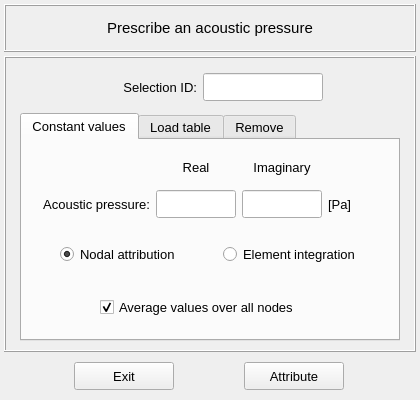
This is vibra/interface/data/ui_files/model/setup/acoustic/acoustic_pressure_input.ui in MOPT-UFSC/VIBRA as Qt 5 draws it before an edit. The edited form follows.
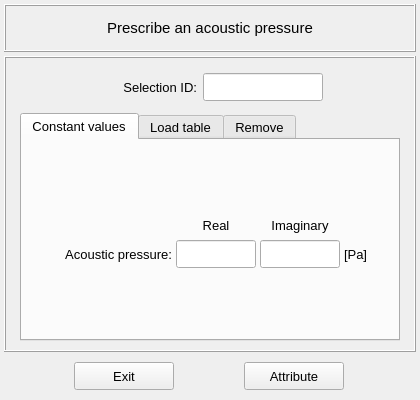
This is the edited form. Icons and pictures are not drawn.

Commit message: Removes the element integration controls in the acoustic pressure UI

```diff
--- a/vibra/interface/data/ui_files/model/setup/acoustic/acoustic_pressure_input.ui
+++ b/vibra/interface/data/ui_files/model/setup/acoustic/acoustic_pressure_input.ui
@@ -256,170 +256,13 @@
           <property name="bottomMargin">
            <number>6</number>
           </property>
-          <property name="spacing">
-           <number>2</number>
-          </property>
-          <item row="1" column="0">
-           <widget class="QFrame" name="frame_24">
-            <property name="frameShape">
-             <enum>QFrame::NoFrame</enum>
-            </property>
-            <property name="frameShadow">
-             <enum>QFrame::Raised</enum>
-            </property>
-            <layout class="QGridLayout" name="gridLayout_17">
-             <property name="leftMargin">
-              <number>0</number>
-             </property>
-             <property name="topMargin">
-              <number>0</number>
-             </property>
-             <property name="rightMargin">
-              <number>0</number>
-             </property>
-             <property name="bottomMargin">
-              <number>0</number>
-             </property>
-             <item row="0" column="0">
-              <spacer name="horizontalSpacer_10">
-               <property name="orientation">
-                <enum>Qt::Horizontal</enum>
-               </property>
-               <property name="sizeHint" stdset="0">
-                <size>
-                 <width>40</width>
-                 <height>20</height>
-                </size>
-               </property>
-              </spacer>
-             </item>
-             <item row="0" column="1">
-              <widget class="QRadioButton" name="radioButton_nodal_attribution_constant">
-               <property name="minimumSize">
-                <size>
-                 <width>0</width>
-                 <height>28</height>
-                </size>
-               </property>
-               <property name="maximumSize">
-                <size>
-                 <width>16777215</width>
-                 <height>28</height>
-                </size>
-               </property>
-               <property name="font">
-                <font>
-                 <pointsize>10</pointsize>
-                 <weight>50</weight>
-                 <bold>false</bold>
-                </font>
-               </property>
-               <property name="text">
-                <string>Nodal attribution</string>
-               </property>
-               <property name="checked">
-                <bool>true</bool>
-               </property>
-              </widget>
-             </item>
-             <item row="0" column="3">
-              <widget class="QRadioButton" name="radioButton_element_integration_constant">
-               <property name="minimumSize">
-                <size>
-                 <width>0</width>
-                 <height>28</height>
-                </size>
-               </property>
-               <property name="maximumSize">
-                <size>
-                 <width>16777215</width>
-                 <height>28</height>
-                </size>
-               </property>
-               <property name="font">
-                <font>
-                 <pointsize>10</pointsize>
-                </font>
-               </property>
-               <property name="text">
-                <string>Element integration</string>
-               </property>
-              </widget>
-             </item>
-             <item row="0" column="2">
-              <spacer name="horizontalSpacer_11">
-               <property name="orientation">
-                <enum>Qt::Horizontal</enum>
-               </property>
-               <property name="sizeHint" stdset="0">
-                <size>
-                 <width>40</width>
-                 <height>20</height>
-                </size>
-               </property>
-              </spacer>
-             </item>
-             <item row="0" column="4">
-              <spacer name="horizontalSpacer_12">
-               <property name="orientation">
-                <enum>Qt::Horizontal</enum>
-               </property>
-               <property name="sizeHint" stdset="0">
-                <size>
-                 <width>40</width>
-                 <height>20</height>
-                </size>
-               </property>
-              </spacer>
-             </item>
-            </layout>
-           </widget>
-          </item>
-          <item row="0" column="0">
-           <widget class="QFrame" name="frame_8">
-            <property name="minimumSize">
-             <size>
-              <width>340</width>
-              <height>80</height>
-             </size>
-            </property>
-            <property name="maximumSize">
-             <size>
-              <width>400</width>
-              <height>160</height>
-             </size>
-            </property>
-            <property name="font">
-             <font>
-              <pointsize>11</pointsize>
-             </font>
-            </property>
-            <property name="frameShape">
-             <enum>QFrame::NoFrame</enum>
-            </property>
-            <property name="frameShadow">
-             <enum>QFrame::Raised</enum>
-            </property>
-            <layout class="QGridLayout" name="gridLayout">
-             <property name="leftMargin">
-              <number>0</number>
-             </property>
-             <property name="topMargin">
-              <number>0</number>
-             </property>
-             <property name="rightMargin">
-              <number>0</number>
-             </property>
-             <property name="bottomMargin">
-              <number>0</number>
-             </property>
              <property name="horizontalSpacing">
-              <number>0</number>
+           <number>4</number>
              </property>
              <property name="verticalSpacing">
               <number>2</number>
              </property>
-             <item row="1" column="2">
+          <item row="2" column="3">
               <widget class="QLineEdit" name="lineEdit_imag_value">
                <property name="minimumSize">
                 <size>
@@ -450,18 +293,18 @@
                </property>
               </widget>
              </item>
-             <item row="1" column="3">
-              <widget class="QLabel" name="label_21">
+          <item row="1" column="2">
+           <widget class="QLabel" name="label_4">
                <property name="minimumSize">
                 <size>
-                 <width>60</width>
-                 <height>28</height>
+              <width>80</width>
+              <height>26</height>
                 </size>
                </property>
                <property name="maximumSize">
                 <size>
-                 <width>60</width>
-                 <height>28</height>
+              <width>80</width>
+              <height>26</height>
                 </size>
                </property>
                <property name="font">
@@ -474,14 +317,14 @@
                 </font>
                </property>
                <property name="text">
-                <string>[Pa]</string>
+             <string>Real</string>
                </property>
                <property name="alignment">
-                <set>Qt::AlignLeading|Qt::AlignLeft|Qt::AlignVCenter</set>
+             <set>Qt::AlignCenter</set>
                </property>
               </widget>
              </item>
-             <item row="1" column="0">
+          <item row="2" column="1">
               <widget class="QLabel" name="label_18">
                <property name="minimumSize">
                 <size>
@@ -512,18 +355,18 @@
                </property>
               </widget>
              </item>
-             <item row="0" column="1">
-              <widget class="QLabel" name="label_4">
+          <item row="2" column="2">
+           <widget class="QLineEdit" name="lineEdit_real_value">
                <property name="minimumSize">
                 <size>
                  <width>80</width>
-                 <height>26</height>
+              <height>28</height>
                 </size>
                </property>
                <property name="maximumSize">
                 <size>
                  <width>80</width>
-                 <height>26</height>
+              <height>28</height>
                 </size>
                </property>
                <property name="font">
@@ -535,15 +378,85 @@
                  <bold>false</bold>
                 </font>
                </property>
-               <property name="text">
-                <string>Real</string>
+            <property name="styleSheet">
+             <string notr="true"/>
                </property>
                <property name="alignment">
                 <set>Qt::AlignCenter</set>
                </property>
               </widget>
              </item>
+          <item row="2" column="4">
+           <widget class="QLabel" name="label_21">
+            <property name="minimumSize">
+             <size>
+              <width>0</width>
+              <height>28</height>
+             </size>
+            </property>
+            <property name="maximumSize">
+             <size>
+              <width>60</width>
+              <height>28</height>
+             </size>
+            </property>
+            <property name="font">
+             <font>
+              <family>MS Shell Dlg 2</family>
+              <pointsize>10</pointsize>
+              <weight>50</weight>
+              <italic>false</italic>
+              <bold>false</bold>
+             </font>
+            </property>
+            <property name="text">
+             <string>[Pa]</string>
+            </property>
+            <property name="alignment">
+             <set>Qt::AlignLeading|Qt::AlignLeft|Qt::AlignVCenter</set>
+            </property>
+           </widget>
+          </item>
              <item row="0" column="2">
+           <spacer name="verticalSpacer">
+            <property name="orientation">
+             <enum>Qt::Vertical</enum>
+            </property>
+            <property name="sizeHint" stdset="0">
+             <size>
+              <width>20</width>
+              <height>40</height>
+             </size>
+            </property>
+           </spacer>
+          </item>
+          <item row="2" column="5">
+           <spacer name="horizontalSpacer_4">
+            <property name="orientation">
+             <enum>Qt::Horizontal</enum>
+            </property>
+            <property name="sizeHint" stdset="0">
+             <size>
+              <width>40</width>
+              <height>20</height>
+             </size>
+            </property>
+           </spacer>
+          </item>
+          <item row="2" column="0">
+           <spacer name="horizontalSpacer_3">
+            <property name="orientation">
+             <enum>Qt::Horizontal</enum>
+            </property>
+            <property name="sizeHint" stdset="0">
+             <size>
+              <width>40</width>
+              <height>20</height>
+             </size>
+            </property>
+           </spacer>
+          </item>
+          <item row="1" column="3">
               <widget class="QLabel" name="label_20">
                <property name="minimumSize">
                 <size>
@@ -574,93 +487,18 @@
                </property>
               </widget>
              </item>
-             <item row="1" column="1">
-              <widget class="QLineEdit" name="lineEdit_real_value">
-               <property name="minimumSize">
-                <size>
-                 <width>80</width>
-                 <height>28</height>
-                </size>
-               </property>
-               <property name="maximumSize">
+          <item row="3" column="2">
+           <spacer name="verticalSpacer_2">
+            <property name="orientation">
+             <enum>Qt::Vertical</enum>
+            </property>
+            <property name="sizeHint" stdset="0">
                 <size>
-                 <width>80</width>
-                 <height>28</height>
-                </size>
-               </property>
-               <property name="font">
-                <font>
-                 <family>MS Shell Dlg 2</family>
-                 <pointsize>10</pointsize>
-                 <weight>50</weight>
-                 <italic>false</italic>
-                 <bold>false</bold>
-                </font>
-               </property>
-               <property name="styleSheet">
-                <string notr="true"/>
-               </property>
-               <property name="alignment">
-                <set>Qt::AlignCenter</set>
-               </property>
-              </widget>
-             </item>
-            </layout>
-           </widget>
-          </item>
-          <item row="2" column="0">
-           <widget class="QFrame" name="frame_20">
-            <property name="frameShape">
-             <enum>QFrame::NoFrame</enum>
-            </property>
-            <property name="frameShadow">
-             <enum>QFrame::Raised</enum>
-            </property>
-            <layout class="QGridLayout" name="gridLayout_18">
-             <property name="leftMargin">
-              <number>0</number>
-             </property>
-             <property name="topMargin">
-              <number>0</number>
-             </property>
-             <property name="rightMargin">
-              <number>0</number>
-             </property>
-             <property name="bottomMargin">
-              <number>0</number>
-             </property>
-             <property name="spacing">
-              <number>0</number>
-             </property>
-             <item row="0" column="0">
-              <widget class="QCheckBox" name="checkBox_averaged_constant_values">
-               <property name="minimumSize">
-                <size>
-                 <width>0</width>
-                 <height>28</height>
-                </size>
-               </property>
-               <property name="maximumSize">
-                <size>
-                 <width>220</width>
-                 <height>28</height>
-                </size>
-               </property>
-               <property name="font">
-                <font>
-                 <pointsize>10</pointsize>
-                </font>
-               </property>
-               <property name="text">
-                <string>Average values over all nodes</string>
-               </property>
-               <property name="checked">
-                <bool>true</bool>
-               </property>
-              </widget>
-             </item>
-            </layout>
-           </widget>
+              <width>20</width>
+              <height>40</height>
+             </size>
+            </property>
+           </spacer>
           </item>
          </layout>
         </widget>
```
Left out of the diff: 405 changed lines with no effect on the pictures. Lines whose indentation alone changed are shown as unchanged. The commit also changes 1 other file.
